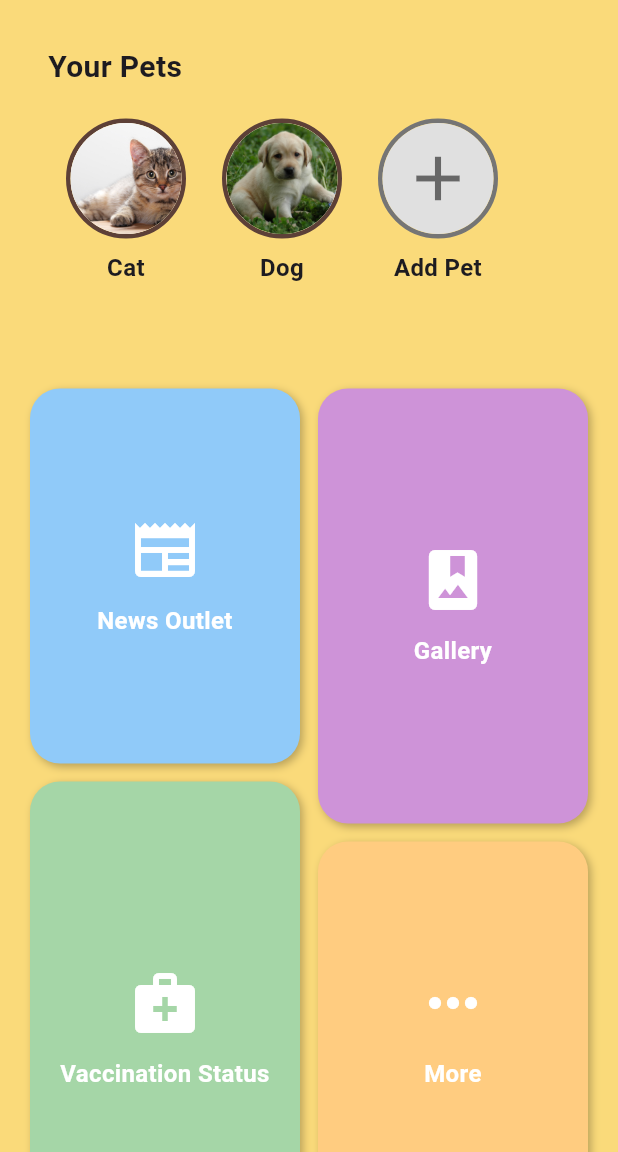
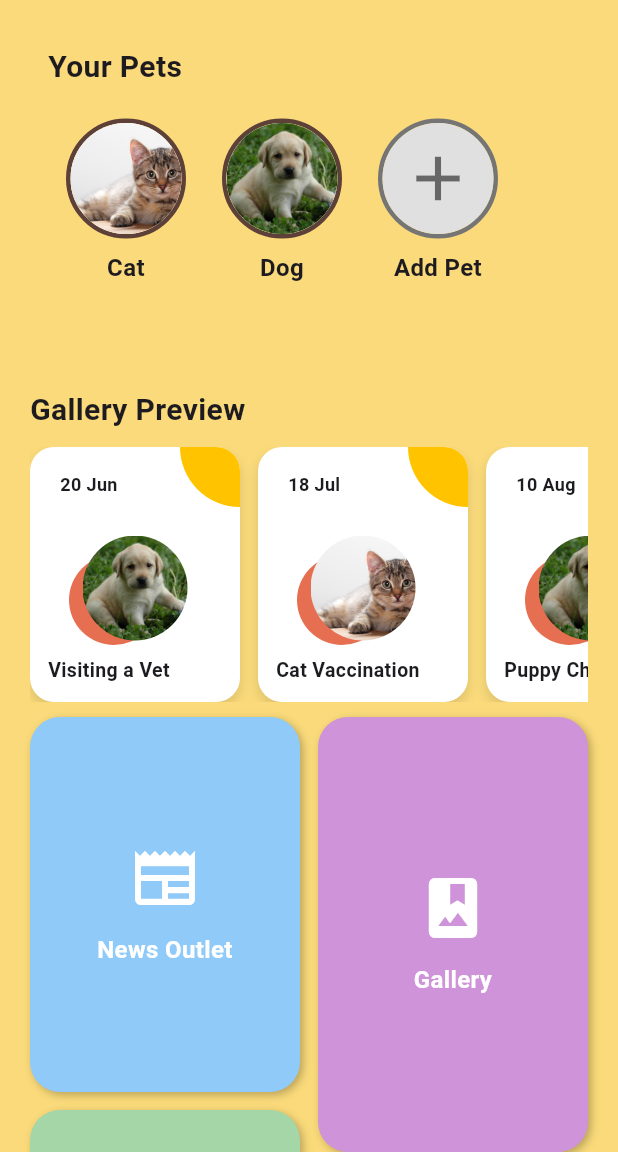
Before and after one commit to Meekouu/PAWS-Mobile-App, a Flutter app: the HomePage screen opened by its route, on a phone screen of 412 x 824 dp, the part 84-1236 px from its top. Run offline on Flutter 3.47's test engine with Material 3 defaults, Android fonts, the phone set to English and light mode, and no system bars; our stand-ins replace firebase_auth, firebase_core, firebase_database, flutter_svg, google_fonts, lottie and 1 more; accounts and stored records are empty; network calls fail.

Commit message:
added gallery card in the home page.

```diff
--- a/lib/pages/home_page.dart
+++ b/lib/pages/home_page.dart
@@ -7,6 +7,7 @@ import 'package:flutter_staggered_grid_view/flutter_staggered_grid_view.dart';
 import 'package:paws/pages/pet_page.dart';
 import 'package:paws/pages/news/news_card_carousel.dart';
 import 'package:shared_preferences/shared_preferences.dart';
+import 'package:paws/widgets/abstract_background_painter.dart';
 
 Route createSlideRoute(Widget page) {
   return PageRouteBuilder(
@@ -27,7 +28,6 @@ Route createSlideRoute(Widget page) {
   );
 }
 
-
 class HomePage extends StatelessWidget {
   HomePage({super.key});
 
@@ -37,6 +37,7 @@ void logOut(BuildContext context) async {
 
     Navigator.of(context).pushNamedAndRemoveUntil('/login', (route) => false);
   }
+
   final List<Animal> animal = Animal.getAnimal();
 
   final List<_PlaceholderItem> placeholders = [
@@ -49,7 +50,7 @@ void logOut(BuildContext context) async {
       label: 'Gallery',
       color: Colors.purple.shade200,
       icon: Icons.photo_album,
-      onTapRoute:  GalleryPage(),
+      onTapRoute: GalleryPage(),
     ),
     _PlaceholderItem(
       label: 'Vaccination Status',
@@ -75,6 +76,8 @@ void logOut(BuildContext context) async {
             children: [
               _petSlider(),
               const SizedBox(height: 10),
+              _galleryPreview(),
+              const SizedBox(height: 10),
               _bodySlider(),
               const SizedBox(height: 20),
               Padding(
@@ -96,6 +99,121 @@ void logOut(BuildContext context) async {
     );
   }
 
+
+ Widget _galleryPreview() {
+  final List<Map<String, String>> galleryItems = [
+    {
+      'image': 'assets/images/dog1.jpeg',
+      'date': '20 Jun',
+      'title': 'Visiting a Vet',
+    },
+    {
+      'image': 'assets/images/cat1.jpeg',
+      'date': '18 Jul',
+      'title': 'Cat Vaccination',
+    },
+    {
+      'image': 'assets/images/dog1.jpeg',
+      'date': '10 Aug',
+      'title': 'Puppy Check-up',
+    },
+  ];
+
+  return Padding(
+    padding: const EdgeInsets.symmetric(horizontal: 20),
+    child: Column(
+      crossAxisAlignment: CrossAxisAlignment.start,
+      children: [
+        const Text(
+          'Gallery Preview',
+          style: TextStyle(fontSize: 20, fontWeight: FontWeight.bold),
+        ),
+        const SizedBox(height: 10),
+        SizedBox(
+          height: 170,
+          child: ListView.builder(
+            scrollDirection: Axis.horizontal,
+            itemCount: galleryItems.length,
+            itemBuilder: (context, index) {
+              final item = galleryItems[index];
+              return Container(
+                width: 140,
+                margin: const EdgeInsets.only(right: 12),
+                decoration: BoxDecoration(
+                  color: Colors.white,
+                  borderRadius: BorderRadius.circular(16),
+                  boxShadow: [
+                    BoxShadow(
+                      color: Colors.black12,
+                      blurRadius: 6,
+                      offset: Offset(0, 4),
+                    ),
+                  ],
+                ),
+                child: Stack(
+                  children: [
+                    // Background abstract shapes
+                    Positioned.fill(
+                      child: ClipRRect(
+                        borderRadius: BorderRadius.circular(16),
+                        child: CustomPaint(
+                          painter: AbstractBackgroundPainter(),
+                        ),
+                      ),
+                    ),
+
+                    // Main content
+                    Padding(
+                      padding: const EdgeInsets.all(12),
+                      child: Column(
+                        crossAxisAlignment: CrossAxisAlignment.start,
+                        children: [
+                          Container(
+                            padding: const EdgeInsets.symmetric(
+                                horizontal: 8, vertical: 4),
+                            decoration: BoxDecoration(
+                              color: Colors.white.withOpacity(0.8),
+                              borderRadius: BorderRadius.circular(8),
+                            ),
+                            child: Text(
+                              item['date']!,
+                              style: const TextStyle(
+                                  fontWeight: FontWeight.bold, fontSize: 12),
+                            ),
+                          ),
+                          const Spacer(),
+                          Center(
+                            child: ClipRRect(
+                              borderRadius: BorderRadius.circular(50),
+                              child: Image.asset(
+                                item['image']!,
+                                height: 70,
+                                width: 70,
+                                fit: BoxFit.cover,
+                              ),
+                            ),
+                          ),
+                          const SizedBox(height: 10),
+                          Text(
+                            item['title']!,
+                            style: const TextStyle(
+                                fontWeight: FontWeight.w600, fontSize: 13),
+                          ),
+                        ],
+                      ),
+                    ),
+                  ],
+                ),
+              );
+            },
+          ),
+        ),
+      ],
+    ),
+  );
+}
+
+
   Padding _bodySlider() {
     return Padding(
       padding: const EdgeInsets.symmetric(horizontal: 20),
@@ -109,7 +227,6 @@ void logOut(BuildContext context) async {
           itemCount: placeholders.length,
           itemBuilder: (context, index) {
             final item = placeholders[index];
-
             final double height = 250 + (index % 3) * 40;
 
             return GestureDetector(
@@ -281,7 +398,6 @@ void logOut(BuildContext context) async {
     );
   }
 
-
   AppBar _AppBar(BuildContext context) {
     return AppBar(
       titleSpacing: 35,
--- /dev/null
+++ b/lib/widgets/abstract_background_painter.dart
@@ -0,0 +1,23 @@
+import 'package:flutter/material.dart';
+
+class AbstractBackgroundPainter extends CustomPainter {
+  @override
+  void paint(Canvas canvas, Size size) {
+    final paint1 = Paint()..color = const Color(0xFF264653); // dark green
+    final paint2 = Paint()..color = const Color(0xFFFFC300); // yellow
+    final paint3 = Paint()..color = const Color(0xFFE76F51); // orange
+
+    canvas.drawArc(
+        Rect.fromCircle(center: Offset(0, size.height), radius: 60),
+        0,
+        3.14,
+        true,
+        paint1);
+
+    canvas.drawCircle(Offset(size.width, 0), 40, paint2);
+    canvas.drawCircle(Offset(size.width * 0.4, size.height * 0.6), 30, paint3);
+  }
+
+  @override
+  bool shouldRepaint(covariant CustomPainter oldDelegate) => false;
+}
```
Lines whose indentation alone changed are shown as unchanged.
